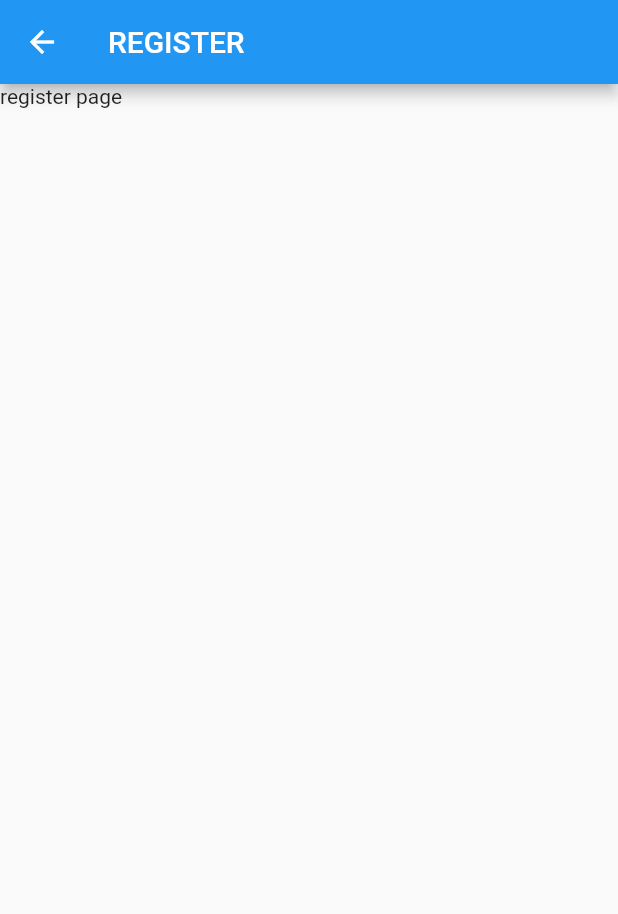
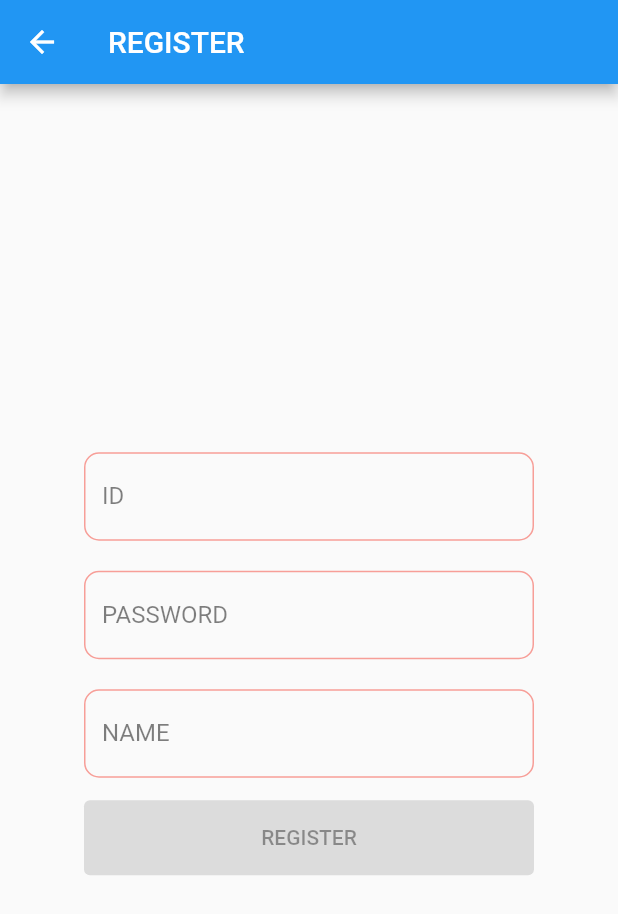
Before and after one commit to rwarou/our-schedule-flutter, a Flutter app: the screen it shows after launch, after a tap on "REGISTER", on a phone screen of 412 x 824 dp. Shown: the top 914 px of the screen. Run offline on Flutter 3.47's test engine with Material 2 defaults, Android fonts, the light colour scheme and no system bars; our stand-ins replace get.

Commit message:
위젯화 시키고 회원가입 페이지로 카피

```diff
--- a/lib/pages/home.dart
+++ b/lib/pages/home.dart
@@ -27,6 +27,10 @@ class _HomeState extends State<Home> {
     super.dispose();
   }
 
+  bool isZero() {
+    return _idController.text.isEmpty && _pwController.text.isEmpty;
+  }
+
   bool isLogin() {
     return _idController.text.length >= 4 && _pwController.text.length >= 4;
   }
@@ -37,7 +41,7 @@ class _HomeState extends State<Home> {
     double width = deviceSize.width;
     double height = deviceSize.height;
 
-    OutlineInputBorder border(TextEditingController controller) {
+    border(TextEditingController controller) {
       return OutlineInputBorder(
         borderRadius: BorderRadius.circular(10),
         borderSide: BorderSide(
@@ -49,31 +53,17 @@ class _HomeState extends State<Home> {
       );
     }
 
-    return Scaffold(
-      appBar: AppBar(
-        title: const Text('LOGIN'),
-      ),
-      body: Center(
-        child: Container(
-          width: width < 300 ? 250 : 300,
-          child: Padding(
-            padding: const EdgeInsets.symmetric(vertical: 20),
-            child: Column(
-              mainAxisAlignment: MainAxisAlignment.center,
-              crossAxisAlignment: CrossAxisAlignment.center,
-              children: [
-                Padding(
+    inputId() {
+      return Padding(
         padding: const EdgeInsets.symmetric(vertical: 10),
         child: TextField(
           controller: _idController,
           inputFormatters: [
-                      FilteringTextInputFormatter.allow(
-                          RegExp(r'[a-z|A-Z|0-9]'))
+            FilteringTextInputFormatter.allow(RegExp(r'[a-z|A-Z|0-9]'))
           ],
           decoration: InputDecoration(
             labelText: 'ID',
-                      labelStyle:
-                          TextStyle(color: Colors.black.withOpacity(0.5)),
+            labelStyle: TextStyle(color: Colors.black.withOpacity(0.5)),
             hintText: 'ENTER YOUR ID',
             border: border(_idController),
             focusedBorder: border(_idController),
@@ -83,20 +73,22 @@ class _HomeState extends State<Home> {
             setState(() {});
           },
         ),
-                ),
-                Padding(
+      );
+    }
+
+    inputPw() {
+      return Padding(
         padding: const EdgeInsets.symmetric(vertical: 10),
         child: TextField(
           controller: _pwController,
           obscureText: true,
           inputFormatters: [
-                      FilteringTextInputFormatter.allow(RegExp(
-                          r'[\w|$`~!@$!%*#^?&\\(\\)\-_=+\[\]\{\}\;\:\\,\.\<\>]'))
+            FilteringTextInputFormatter.allow(
+                RegExp(r'[\w|$`~!@$!%*#^?&\\(\\)\-_=+\[\]\{\}\;\:\\,\.\<\>]'))
           ],
           decoration: InputDecoration(
             labelText: 'PASSWORD',
-                      labelStyle:
-                          TextStyle(color: Colors.black.withOpacity(0.5)),
+            labelStyle: TextStyle(color: Colors.black.withOpacity(0.5)),
             hintText: 'ENTER YOUR PASSWORD',
             border: border(_pwController),
             focusedBorder: border(_pwController),
@@ -106,8 +98,11 @@ class _HomeState extends State<Home> {
             setState(() {});
           },
         ),
-                ),
-                Padding(
+      );
+    }
+
+    loginButton() {
+      return Padding(
         padding: const EdgeInsets.symmetric(vertical: 5),
         child: ElevatedButton(
           onPressed: !isLogin()
@@ -123,8 +118,11 @@ class _HomeState extends State<Home> {
             minimumSize: Size(width < 300 ? 250 : 300, 50),
           ),
         ),
-                ),
-                Padding(
+      );
+    }
+
+    registerButton() {
+      return Padding(
         padding: const EdgeInsets.symmetric(vertical: 5),
         child: ElevatedButton(
           onPressed: () {
@@ -137,12 +135,39 @@ class _HomeState extends State<Home> {
             minimumSize: Size(width < 300 ? 250 : 300, 50),
           ),
         ),
-                ),
+      );
+    }
+
+    body() {
+      return Center(
+        child: Container(
+          width: width < 300 ? 250 : 300,
+          child: Padding(
+            padding: const EdgeInsets.symmetric(vertical: 20),
+            child: Column(
+              mainAxisAlignment: MainAxisAlignment.center,
+              crossAxisAlignment: CrossAxisAlignment.center,
+              children: [
+                inputId(),
+                inputPw(),
+                loginButton(),
+                registerButton(),
               ],
-            ),
             ),
           ),
         ),
       );
     }
+
+    appBar() {
+      return AppBar(
+        title: const Text('LOGIN'),
+      );
     }
+
+    return Scaffold(
+      appBar: appBar(),
+      body: body(),
+    );
+  }
+}
--- a/lib/pages/users/register.dart
+++ b/lib/pages/users/register.dart
@@ -1,4 +1,6 @@
 import 'package:flutter/material.dart';
+import 'package:flutter/services.dart';
+import 'package:get/get.dart';
 
 class Register extends StatefulWidget {
   const Register({Key? key}) : super(key: key);
@@ -8,13 +10,187 @@ class Register extends StatefulWidget {
 }
 
 class _RegisterState extends State<Register> {
+  final _idController = TextEditingController();
+  final _pwController = TextEditingController();
+  final _nameController = TextEditingController();
+  String id = '';
+  String pw = '';
+  String name = '';
+
+  @override
+  void initState() {
+    super.initState();
+  }
+
+  @override
+  void dispose() {
+    _idController.dispose();
+    _pwController.dispose();
+    _nameController.dispose();
+    super.dispose();
+  }
+
+  bool isZero() {
+    return _idController.text.isEmpty && _pwController.text.isEmpty;
+  }
+
+  bool isRegister() {
+    return _idController.text.length >= 4 &&
+        _pwController.text.length >= 4 &&
+        _nameController.text.isNotEmpty;
+  }
+
   @override
   Widget build(BuildContext context) {
+    Size deviceSize = MediaQuery.of(context).size;
+    double width = deviceSize.width;
+    double height = deviceSize.height;
+
+    border(TextEditingController controller) {
+      return OutlineInputBorder(
+        borderRadius: BorderRadius.circular(10),
+        borderSide: BorderSide(
+          width: 1,
+          color: controller.text.length >= 4
+              ? Colors.lightBlue.withOpacity(0.5)
+              : Colors.red.withOpacity(0.5),
+        ),
+      );
+    }
+
+    nameBorder(TextEditingController controller) {
+      return OutlineInputBorder(
+        borderRadius: BorderRadius.circular(10),
+        borderSide: BorderSide(
+          width: 1,
+          color: controller.text.isNotEmpty
+              ? Colors.lightBlue.withOpacity(0.5)
+              : Colors.red.withOpacity(0.5),
+        ),
+      );
+    }
+
+    inputId() {
+      return Padding(
+        padding: const EdgeInsets.symmetric(vertical: 10),
+        child: TextField(
+          controller: _idController,
+          inputFormatters: [
+            FilteringTextInputFormatter.allow(RegExp(r'[a-z|A-Z|0-9]'))
+          ],
+          decoration: InputDecoration(
+            labelText: 'ID',
+            labelStyle: TextStyle(color: Colors.black.withOpacity(0.5)),
+            hintText: 'ENTER YOUR ID',
+            border: border(_idController),
+            focusedBorder: border(_idController),
+            enabledBorder: border(_idController),
+          ),
+          onChanged: (text) {
+            setState(() {});
+          },
+        ),
+      );
+    }
+
+    inputPw() {
+      return Padding(
+        padding: const EdgeInsets.symmetric(vertical: 10),
+        child: TextField(
+          controller: _pwController,
+          obscureText: true,
+          inputFormatters: [
+            FilteringTextInputFormatter.allow(
+                RegExp(r'[\w|$`~!@$!%*#^?&\\(\\)\-_=+\[\]\{\}\;\:\\,\.\<\>]'))
+          ],
+          decoration: InputDecoration(
+            labelText: 'PASSWORD',
+            labelStyle: TextStyle(color: Colors.black.withOpacity(0.5)),
+            hintText: 'ENTER YOUR PASSWORD',
+            border: border(_pwController),
+            focusedBorder: border(_pwController),
+            enabledBorder: border(_pwController),
+          ),
+          onChanged: (text) {
+            setState(() {});
+          },
+        ),
+      );
+    }
+
+    inputName() {
+      return Padding(
+        padding: const EdgeInsets.symmetric(vertical: 10),
+        child: TextField(
+          controller: _nameController,
+          inputFormatters: [
+            FilteringTextInputFormatter.allow(RegExp(r'[ㄱ-ㅎ|ㅏ-ㅣ|가-힣|a-z|A-Z]'))
+          ],
+          decoration: InputDecoration(
+            labelText: 'NAME',
+            labelStyle: TextStyle(color: Colors.black.withOpacity(0.5)),
+            hintText: 'ENTER YOUR NAME',
+            border: nameBorder(_nameController),
+            focusedBorder: nameBorder(_nameController),
+            enabledBorder: nameBorder(_nameController),
+          ),
+          onChanged: (text) {
+            setState(() {});
+          },
+        ),
+      );
+    }
+
+    registerButton() {
+      return Padding(
+        padding: const EdgeInsets.symmetric(vertical: 5),
+        child: ElevatedButton(
+          onPressed: !isRegister()
+              ? null
+              : () {
+                  Get.toNamed('/dashboard');
+                  // Get.offNamed('/dashboard');
+                },
+          child: const Text('REGISTER'),
+          style: ElevatedButton.styleFrom(
+            primary: Colors.lightBlue,
+            onPrimary: Colors.white,
+            minimumSize: Size(width < 300 ? 250 : 300, 50),
+          ),
+        ),
+      );
+    }
+
+    body() {
+      return Center(
+        child: Container(
+          width: width < 300 ? 250 : 300,
+          child: Padding(
+            padding: const EdgeInsets.symmetric(vertical: 20),
+            child: Column(
+              mainAxisAlignment: MainAxisAlignment.center,
+              crossAxisAlignment: CrossAxisAlignment.center,
+              children: [
+                inputId(),
+                inputPw(),
+                inputName(),
+                registerButton(),
+              ],
+            ),
+          ),
+        ),
+      );
+    }
+
+    appBar() {
+      return AppBar(
+        title: Text('REGISTER'),
+      );
+    }
+
     return Scaffold(
-      appBar: AppBar(
-        title: Text('REGISTER'),
-      ),
-      body: Text('register page'),
+      appBar: appBar(),
+      body: body(),
     );
   }
 }
```
Lines whose indentation alone changed are shown as unchanged.
